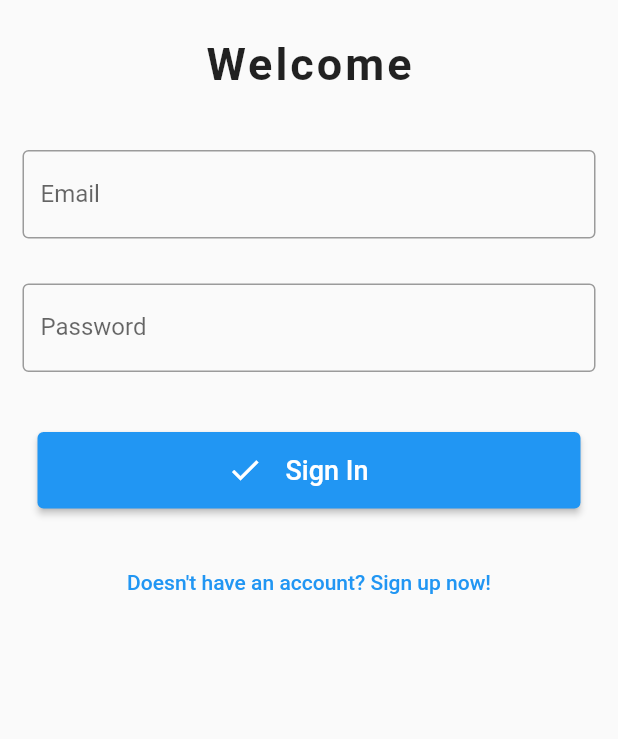
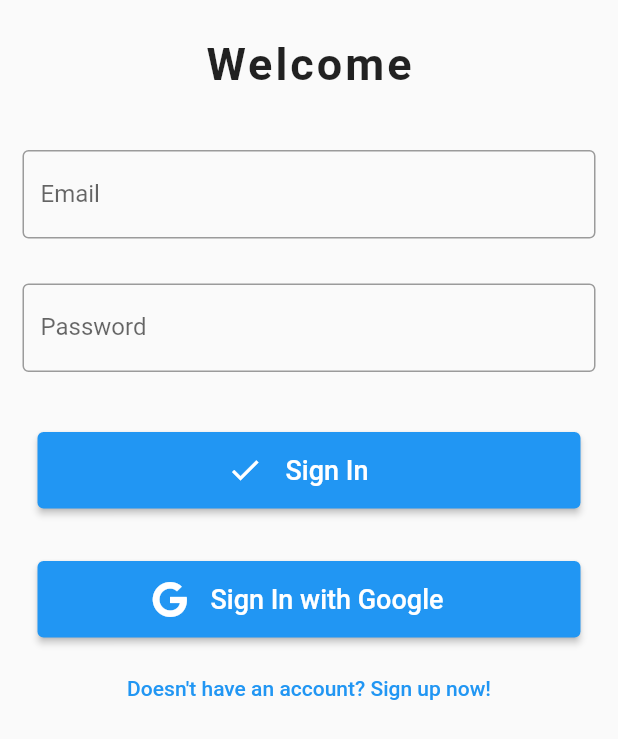
Before and after one commit to vinibressanini/firebase_auth_training, a Flutter app: the screen it shows after launch, on a phone screen of 412 x 824 dp. Shown: the top 739 px of the screen. Run offline on Flutter 3.47's test engine with Material 2 defaults, Android fonts, the phone set to English and light mode, and no system bars; our stand-ins replace firebase_auth, firebase_core, font_awesome_flutter, google_sign_in, top_snackbar_flutter; accounts and stored records are empty.

Commit message:
feat: added google sign in

```diff
--- a/lib/src/pages/auth_page.dart
+++ b/lib/src/pages/auth_page.dart
@@ -1,6 +1,7 @@
 import 'package:firebase_auth_training/src/exceptions/auth_exception.dart';
 import 'package:firebase_auth_training/src/services/auth_service.dart';
 import 'package:flutter/material.dart';
+import 'package:font_awesome_flutter/font_awesome_flutter.dart';
 import 'package:provider/provider.dart';
 import 'package:top_snackbar_flutter/custom_snack_bar.dart';
 import 'package:top_snackbar_flutter/top_snack_bar.dart';
@@ -174,6 +175,32 @@ class _AuthPageState extends State<AuthPage> {
                   ),
                 ),
               ),
+              isLogin
+                  ? Padding(
+                      padding: const EdgeInsets.symmetric(
+                          horizontal: 25, vertical: 10),
+                      child: ElevatedButton(
+                        onPressed: () {
+                          context.read<AuthService>().googleLogin();
+                        },
+                        child: Row(
+                          mainAxisAlignment: MainAxisAlignment.center,
+                          children: [
+                            context.read<AuthService>().isLoading
+                                ? const CircularProgressIndicator()
+                                : const Icon(FontAwesomeIcons.google),
+                            Padding(
+                              padding: const EdgeInsets.all(15),
+                              child: Text(
+                                '$actionButton with Google',
+                                style: const TextStyle(fontSize: 18),
+                              ),
+                            )
+                          ],
+                        ),
+                      ),
+                    )
+                  : const SizedBox.shrink(),
               TextButton(
                 onPressed: () => setFormAction(!isLogin),
                 child: Text(toggleButton),
--- a/lib/src/services/auth_check.dart
+++ b/lib/src/services/auth_check.dart
@@ -21,7 +21,7 @@ class _AuthCheckState extends State<AuthCheck> {
       return const Center(
         child: CircularProgressIndicator(),
       );
-    } else if (auth.user == null) {
+    } else if (auth.user == null && auth.googleUser == null) {
       return const AuthPage();
     } else {
       return const HomePage();
--- a/pubspec.yaml
+++ b/pubspec.yaml
@@ -40,6 +40,8 @@ dependencies:
   firebase_core: ^2.9.0
   provider: ^6.0.5
   top_snackbar_flutter: ^2.1.1
+  google_sign_in: ^6.1.0
+  font_awesome_flutter: ^10.4.0
 
 dev_dependencies:
   flutter_test:
```
Also changed, not shown: lib/src/services/auth_service.dart (+18 -0 lines), pubspec.lock.
